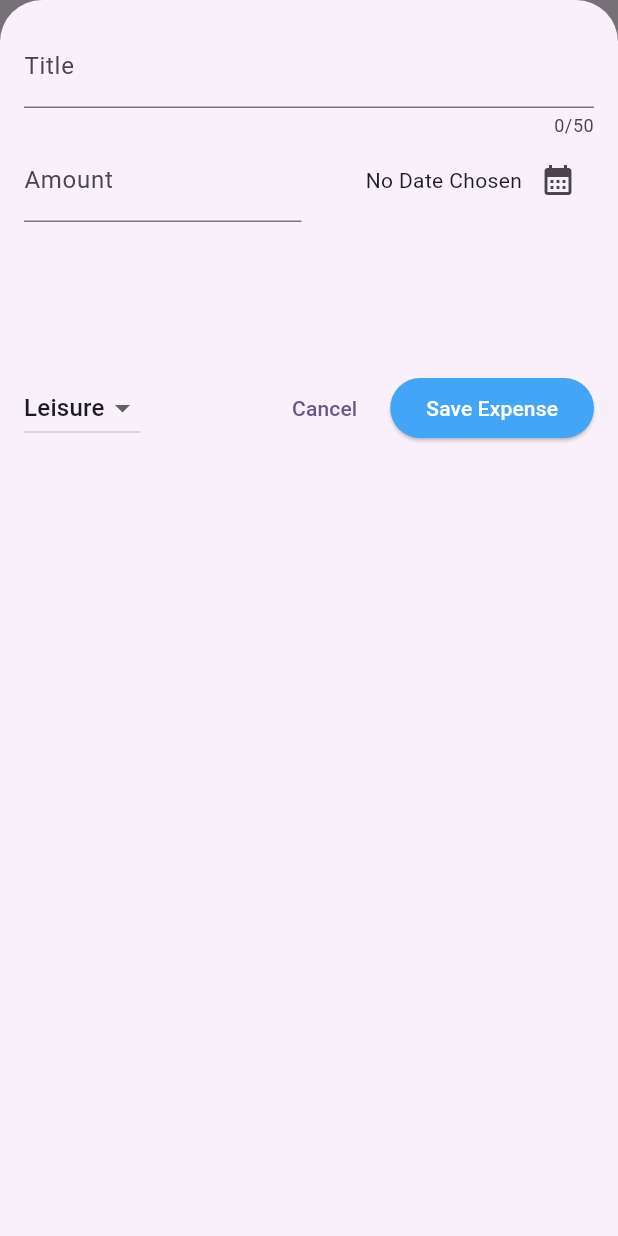
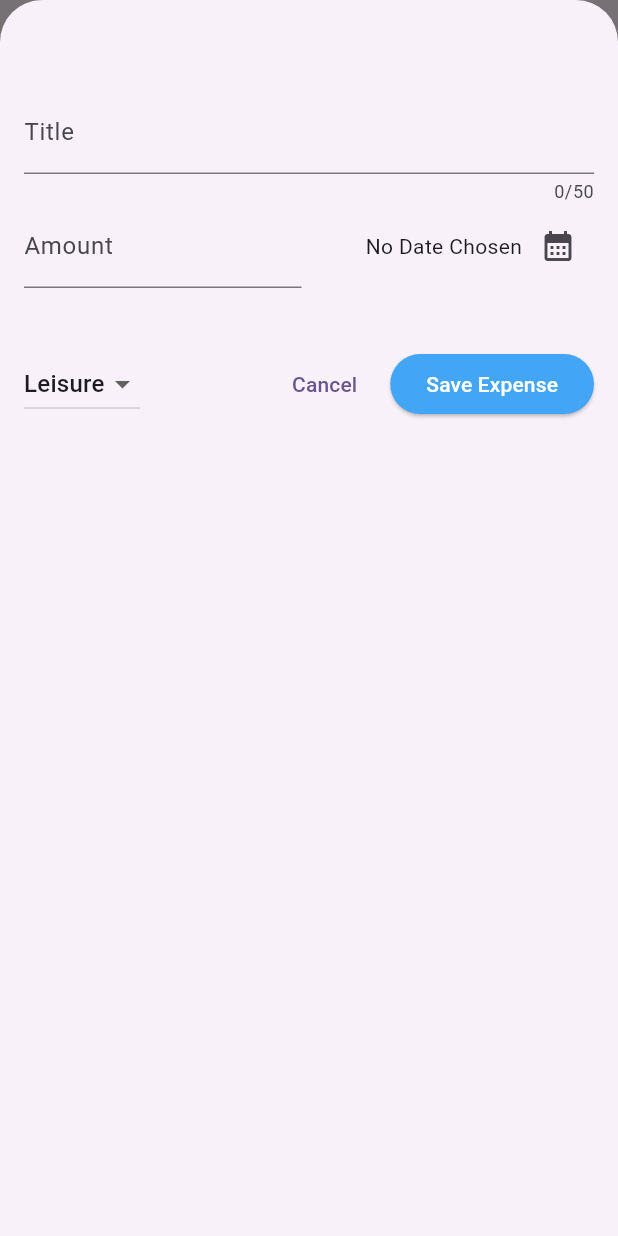
Before and after one commit to tamathecxder/expense-tracker, a Flutter app: the screen it shows after launch, after a tap on the "add" icon, on a phone screen of 412 x 824 dp. Run offline on Flutter 3.47's test engine with Material 3 defaults, Android fonts, the phone set to English and light mode, and no system bars.

Commit message:
style: change expense modal padding and sizedbox height

```diff
--- a/lib/components/expense_modal.dart
+++ b/lib/components/expense_modal.dart
@@ -108,7 +108,7 @@ class _ExpenseModalState extends State<ExpenseModal> {
   @override
   Widget build(BuildContext context) {
     return Padding(
-      padding: const EdgeInsets.all(16),
+      padding: const EdgeInsets.fromLTRB(16, 60, 16, 16),
       child: Column(
         children: [
           TextField(
@@ -153,7 +153,7 @@ class _ExpenseModalState extends State<ExpenseModal> {
             ],
           ),
           const SizedBox(
-            height: 100,
+            height: 40,
           ),
           Row(
             children: [
```
